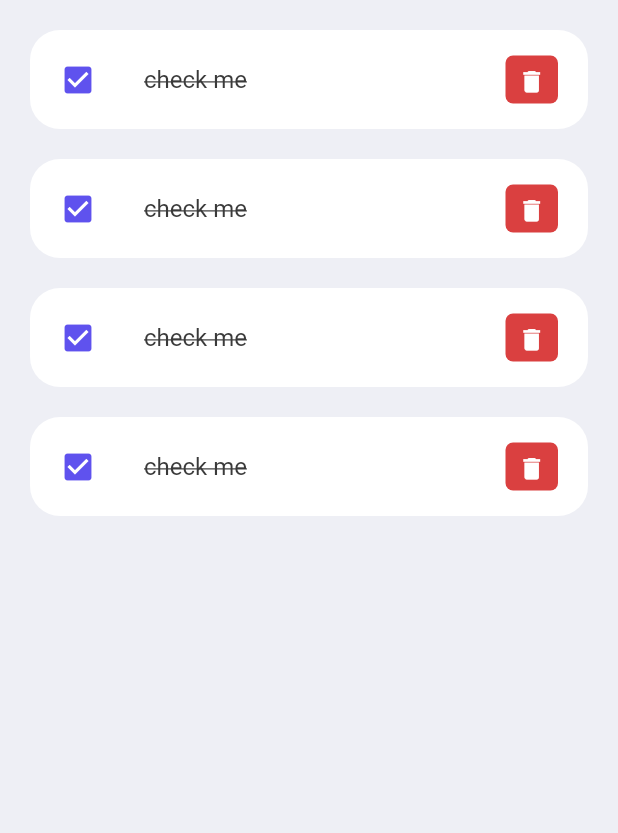
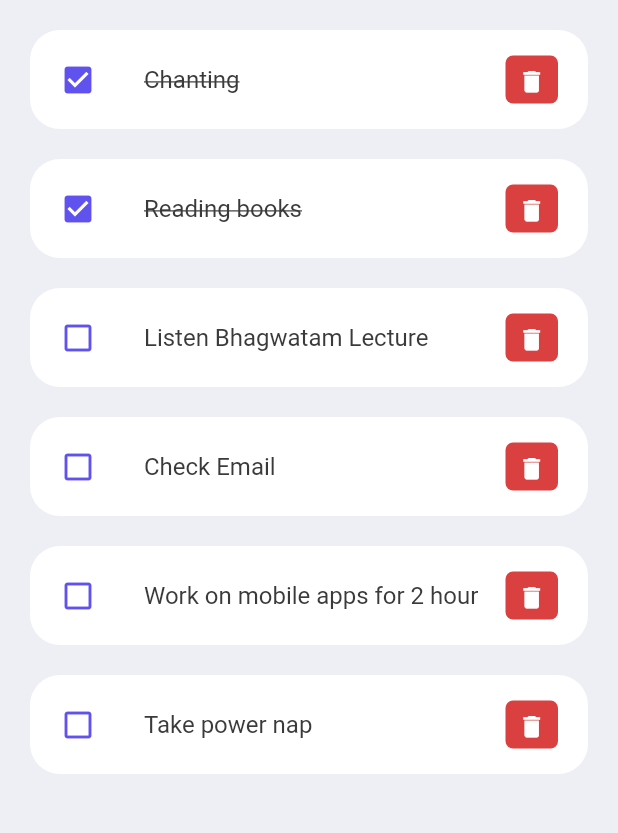
Before and after one commit to tilakpoudel/flutter_todo, a Flutter app: the screen it shows after launch, on a phone screen of 412 x 824 dp, the part 291-1124 px from its top. Run offline on Flutter 3.47's test engine with Material 2 defaults, Android fonts, the light colour scheme and no system bars.

Commit message:
feat: : add models and dynamize data

```diff
--- a/lib/main.dart
+++ b/lib/main.dart
@@ -13,7 +13,7 @@ class MyApp extends StatelessWidget {
   @override
   Widget build(BuildContext context) {
     SystemChrome.setSystemUIOverlayStyle(const SystemUiOverlayStyle(statusBarColor: Colors.transparent));
-    return const MaterialApp(
+    return MaterialApp(
       debugShowCheckedModeBanner: false,
       title: 'ToDO App',
       home: Home(),
--- /dev/null
+++ b/lib/models/todos.dart
@@ -0,0 +1,22 @@
+class ToDo {
+  String? id;
+  String? todoText;
+  bool isDone;
+
+  ToDo({
+    required this.id,
+    required this.todoText,
+    this.isDone = false,
+  });
+
+  static List<ToDo> todoList() {
+    return [
+      ToDo(id: '01', todoText: 'Chanting', isDone: true ),
+      ToDo(id: '02', todoText: 'Reading books', isDone: true ),
+      ToDo(id: '03', todoText: 'Listen Bhagwatam Lecture', ),
+      ToDo(id: '04', todoText: 'Check Email', ),
+      ToDo(id: '05', todoText: 'Work on mobile apps for 2 hour', ),
+      ToDo(id: '06', todoText: 'Take power nap', ),
+    ];
+  }
+}
--- a/lib/screens/home.dart
+++ b/lib/screens/home.dart
@@ -1,9 +1,12 @@
 import 'package:flutter/material.dart';
+import '../models/todos.dart';
 import '../widgets/todo_item.dart';
 import '../constants/colors.dart';
 
 class Home extends StatelessWidget {
-  const Home({super.key});
+  Home({super.key});
+
+  final todoList = ToDo.todoList();
 
   @override
   Widget build(BuildContext context) {
@@ -28,10 +31,9 @@ class Home extends StatelessWidget {
                       ),
                     ),
                   ),
-                  const ToDoItem(),
-                  const ToDoItem(),
-                  const ToDoItem(),
-                  const ToDoItem(),
+
+                  for (ToDo toDo in todoList)
+                    ToDoItem(todo: toDo,),
                 ],
               ),
             )
--- a/lib/widgets/todo_item.dart
+++ b/lib/widgets/todo_item.dart
@@ -1,8 +1,11 @@
 import 'package:flutter/material.dart';
+import 'package:todo_with_search/models/todos.dart';
 import '../constants/colors.dart';
 
 class ToDoItem extends StatelessWidget {
-  const ToDoItem({super.key});
+  final ToDo todo;
+
+  const ToDoItem({super.key, required this.todo});
 
   @override
   Widget build(BuildContext context) {
@@ -20,16 +23,16 @@ class ToDoItem extends StatelessWidget {
           vertical: 5,
         ),
         tileColor: Colors.white,
-        leading: const Icon(
-          Icons.check_box,
+        leading: Icon(
+          todo.isDone ? Icons.check_box : Icons.check_box_outline_blank,
           color: tdBlue,
         ),
-        title: const Text(
-          'check me',
+        title: Text(
+          todo.todoText!,
           style: TextStyle(
             color: tdBlack,
             fontSize: 16,
-            decoration: TextDecoration.lineThrough,
+            decoration: todo.isDone ? TextDecoration.lineThrough : null,
           ),
         ),
         trailing: Container(
```
